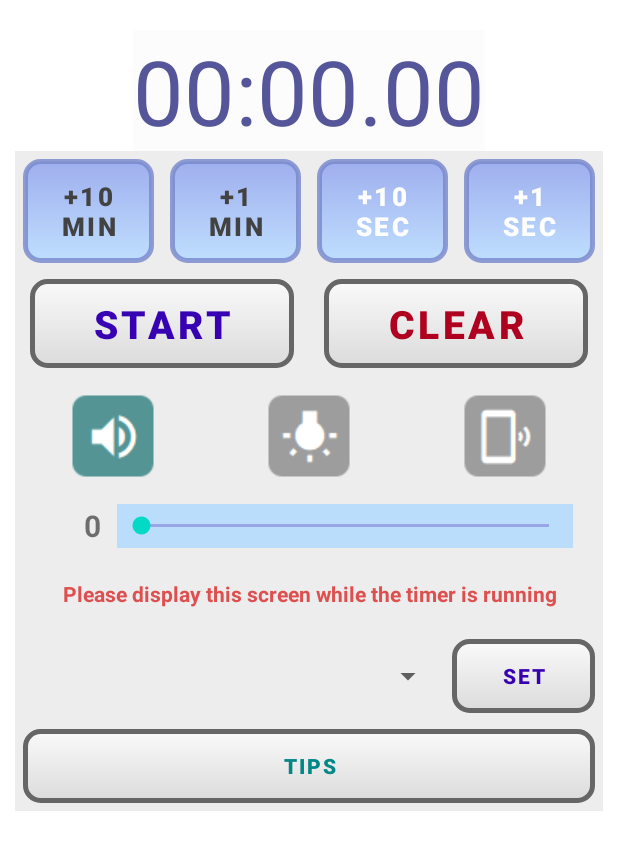
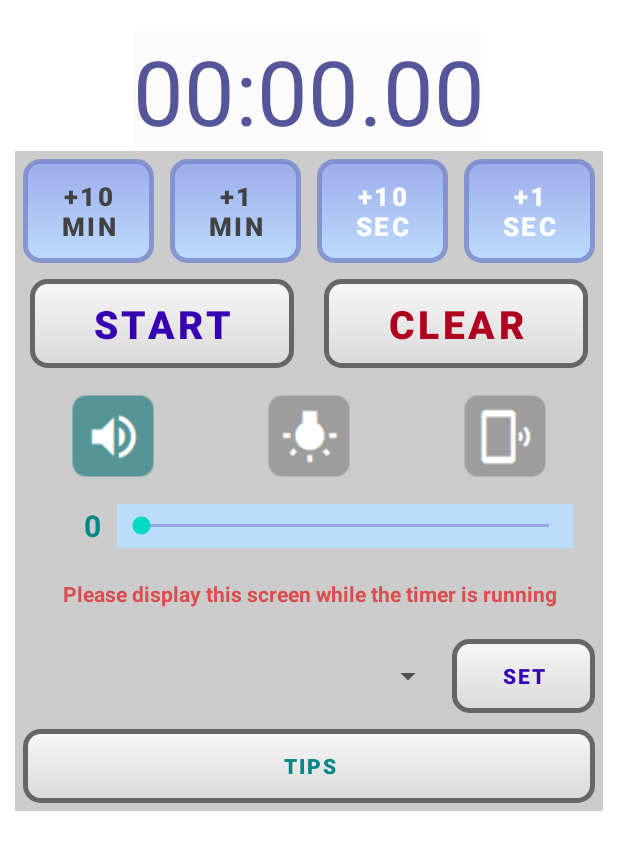
Before and after one commit to tfs-apps-one/NoticeTimer, an Android app: the first screen one second after launch (MainActivity), on a phone screen of 412 x 824 dp. Shown: the top 850 px of the screen. Run offline under Robolectric (Android 15) with nearby library versions, the phone set to English and light mode, and no system bars; our stand-ins replace AdMob; 1 statement that could not run was skipped.

Commit message:
ダークモード表示に対応

```diff
--- a/app/build.gradle
+++ b/app/build.gradle
@@ -10,8 +10,8 @@ android {
         applicationId "tfsapps.noticetimer"
         minSdkVersion 26
         targetSdkVersion 33
-        versionCode 8
-        versionName "1.7"
+        versionCode 9
+        versionName "1.8"
 
         testInstrumentationRunner "androidx.test.runner.AndroidJUnitRunner"
     }
--- a/app/src/main/java/tfsapps/noticetimer/MainActivity.java
+++ b/app/src/main/java/tfsapps/noticetimer/MainActivity.java
@@ -2,18 +2,22 @@ package tfsapps.noticetimer;
 
 import androidx.annotation.NonNull;
 import androidx.appcompat.app.AppCompatActivity;
+import androidx.appcompat.app.AppCompatDelegate;
 
+import android.annotation.SuppressLint;
 import android.app.Activity;
 import android.app.AlertDialog;
 import android.content.ContentValues;
 import android.content.Context;
 import android.content.DialogInterface;
+import android.content.res.Configuration;
 import android.graphics.Color;
 import android.media.AudioManager;
 import android.os.Bundle;
 
 //タイマー関連
 import android.os.CountDownTimer;
+import android.os.PowerManager;
 import android.os.Vibrator;
 import android.util.Log;
 import android.view.View;
@@ -21,6 +25,7 @@ import android.widget.AdapterView;
 import android.widget.ArrayAdapter;
 import android.widget.Button;
 import android.widget.ImageButton;
+import android.widget.LinearLayout;
 import android.widget.SeekBar;
 import android.widget.Spinner;
 import android.widget.TextView;
@@ -47,6 +52,9 @@ import android.database.Cursor;
 import android.database.sqlite.SQLiteDatabase;
 import android.widget.Toast;
 
+import android.os.PowerManager;
+import android.os.PowerManager.WakeLock;
+
 public class MainActivity extends AppCompatActivity {
     //カウントダウン
     private CountDown countDown;
@@ -54,6 +62,7 @@ public class MainActivity extends AppCompatActivity {
     private SimpleDateFormat dataFormat = new SimpleDateFormat("mm:ss.SS", Locale.US);
     //バイブレーション
     static private Vibrator vibrator;
+    static private WakeLock wakeLock;
     //アラーム
     private MediaPlayer alarm;
     //ライト関連
@@ -102,6 +111,8 @@ public class MainActivity extends AppCompatActivity {
     private int db_sw_5 = 0;
     private int db_index_wr = 0;
 
+    private int _darkmode = 0;
+
     // Spinner
     private String[] spinnerItems_EN = {"HISTORY", "1:", "2:", "3:","4:","5:"};
     private String[] spinnerItems_JP = {"操作履歴", "1:", "2:", "3:","4:","5:"};
@@ -130,6 +141,7 @@ public class MainActivity extends AppCompatActivity {
     private static final String AD_UNIT_ID = "ca-app-pub-4924620089567925/2903641531";
     private static final String APP_ID = "ca-app-pub-4924620089567925~4348547503";
 
+    @SuppressLint("InvalidWakeLockTag")
     @Override
     protected void onCreate(Bundle savedInstanceState) {
         super.onCreate(savedInstanceState);
@@ -144,6 +156,11 @@ public class MainActivity extends AppCompatActivity {
         timerText = findViewById(R.id.timer);
         timerText.setText(dataFormat.format(0));
         vibrator = (Vibrator) getSystemService(VIBRATOR_SERVICE);
+        // PowerManagerサービスの取得
+        PowerManager powerManager = (PowerManager) getSystemService(Context.POWER_SERVICE);
+
+        // PARTIAL_WAKE_LOCKを使ってWakeLockを取得する（スクリーンがオフでもCPUを起動し続ける）
+        wakeLock = powerManager.newWakeLock(PowerManager.PARTIAL_WAKE_LOCK, "MyWakeLock");
         alarm = MediaPlayer.create(this, R.raw.alarm);
 
         //カメラ初期化
@@ -334,6 +351,8 @@ public class MainActivity extends AppCompatActivity {
         super.onResume();
         //動画
         //mRewardedVideoAd.resume(this);
+        // WakeLockを取得
+        wakeLock.acquire();
     }
     @Override
     public void onPause(){
@@ -341,6 +360,8 @@ public class MainActivity extends AppCompatActivity {
         //  DB更新
         AppDBUpdated();
         //mRewardedVideoAd.pause(this);
+        // WakeLockを解放
+        wakeLock.release();
     }
     @Override
     public void onStop(){
@@ -379,6 +400,37 @@ public class MainActivity extends AppCompatActivity {
         Button btn_clear = (Button)findViewById(R.id.btn_clear);
         Button btn_set = (Button)findViewById(R.id.btn_set);
         Button btn_tips = (Button)findViewById(R.id.btn_tips);
+
+        /*
+        LinearLayout layout_0 = findViewById(R.id.linearLayout);
+        LinearLayout layout_1 = findViewById(R.id.linearLayout1);
+        LinearLayout layout_2 = findViewById(R.id.linearLayout2);
+        LinearLayout layout_3 = findViewById(R.id.linearLayout3);
+        LinearLayout layout_4 = findViewById(R.id.linearLayout4);
+        LinearLayout layout_10 = findViewById(R.id.linearLayout10);
+        LinearLayout layout_11 = findViewById(R.id.linearLayout11);
+
+        //ダークモードON
+        if (_darkmode == AppCompatDelegate.MODE_NIGHT_YES){
+            layout_0.setBackgroundColor(getResources().getColor(R.color.green_200_dark));
+            layout_1.setBackgroundColor(getResources().getColor(R.color.green_200_dark));
+            layout_2.setBackgroundColor(getResources().getColor(R.color.green_200_dark));
+            layout_3.setBackgroundColor(getResources().getColor(R.color.green_200_dark));
+            layout_4.setBackgroundColor(getResources().getColor(R.color.green_200_dark));
+            layout_10.setBackgroundColor(getResources().getColor(R.color.green_200_dark));
+            layout_11.setBackgroundColor(getResources().getColor(R.color.green_200_dark));
+        }
+        //OFF
+        else{
+            layout_0.setBackgroundColor(getResources().getColor(R.color.green_200));
+            layout_1.setBackgroundColor(getResources().getColor(R.color.green_200));
+            layout_2.setBackgroundColor(getResources().getColor(R.color.green_200));
+            layout_3.setBackgroundColor(getResources().getColor(R.color.green_200));
+            layout_4.setBackgroundColor(getResources().getColor(R.color.green_200));
+            layout_10.setBackgroundColor(getResources().getColor(R.color.green_200));
+            layout_11.setBackgroundColor(getResources().getColor(R.color.green_200));
+        }
+        */
 
         /* 音量 */
         TextView t_volume = (TextView)findViewById(R.id.text_volume);
--- a/app/src/main/res/layout/activity_main.xml
+++ b/app/src/main/res/layout/activity_main.xml
@@ -209,6 +209,7 @@
         android:layout_marginEnd="5dp"
         android:gravity="center|right"
         android:text="1"
+        android:textColor="@color/teal_700"
         android:textStyle="bold"
         android:textSize="20dp"
         android:background="@color/green_200"/>
--- a/app/src/main/res/values-night/themes.xml
+++ b/app/src/main/res/values-night/themes.xml
@@ -12,5 +12,7 @@
         <!-- Status bar color. -->
         <item name="android:statusBarColor" tools:targetApi="l">?attr/colorPrimaryVariant</item>
         <!-- Customize your theme here. -->
+        <!-- textColorPrimary is defined here -->
+        <item name="android:textColorPrimary">@color/textColorPrimary</item>
     </style>
 </resources>
--- a/app/src/main/res/values/colors.xml
+++ b/app/src/main/res/values/colors.xml
@@ -3,10 +3,18 @@
     <color name="purple_200">#FFBBDDFC</color>
     <color name="purple_500">#FFAABBEE</color>
     <color name="purple_700">#EE99AAEE</color>
-    <color name="green_200">#FFEDEDED</color>
+    <color name="green_200">#FFCCCCCC</color>
+    <color name="green_200_org">#FFEDEDED</color>
     <color name="teal_200">#FF03DAC5</color>
     <color name="teal_700">#FF018786</color>
     <color name="black">#FF000000</color>
     <color name="white">#FFFFFFFF</color>
     <color name="orgpink">#EEDD4444</color>
+
+    <color name="design_default_color_error">#B00020</color>
+    <color name="design_default_color_primary_variant">#3700B3</color>
+    <color name="material_on_background_disabled">#999999</color>
+
+    <color name="textColorPrimary">#3700B3</color>
+
 </resources>
--- a/app/src/main/res/values/themes.xml
+++ b/app/src/main/res/values/themes.xml
@@ -12,6 +12,7 @@
         <!-- Status bar color. -->
         <item name="android:statusBarColor" tools:targetApi="l">?attr/colorPrimaryVariant</item>
         <!-- Customize your theme here. -->
+        <!-- textColorPrimary is defined here -->
 
         <item name="windowNoTitle">true</item>
         <item name="windowActionBar">false</item>
```
